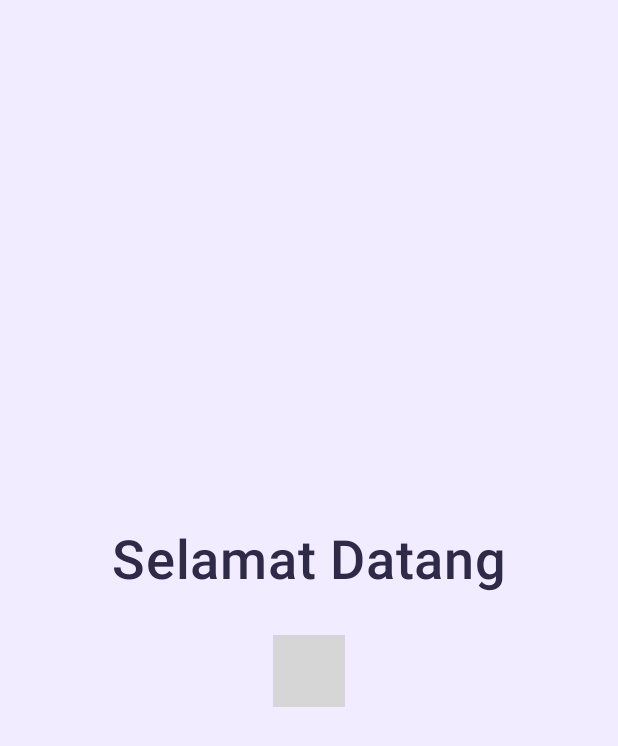
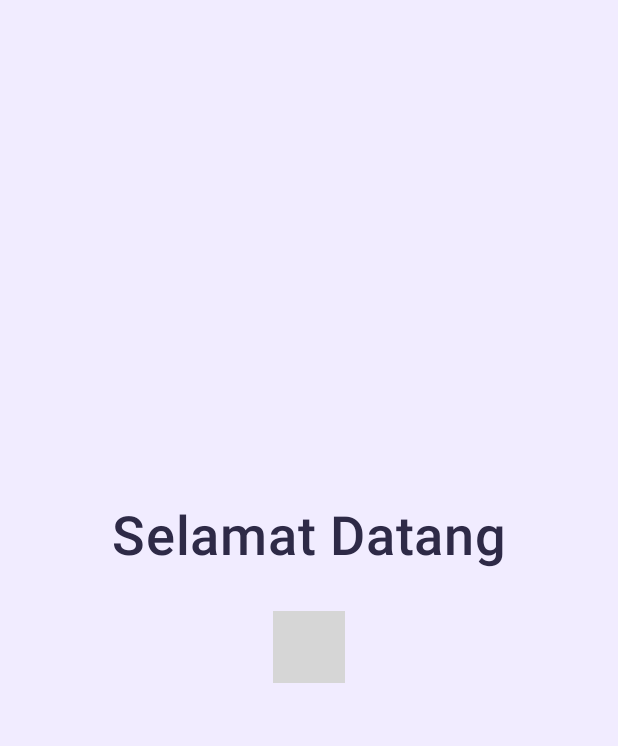
Before and after one commit to asyiraafnufail/QuestNavigasiTugas_079, an Android app built with Jetpack Compose: the composable SplashScreen shown on its own in the app's theme, on a phone screen of 412 x 824 dp. Shown: the top 746 px of the screen. Run offline under Robolectric (Android 15) with nearby library versions, the phone set to English and light mode, and no system bars; 1 statement that could not run was skipped; grey boxes are pictures that could not be loaded.

Commit message:
Menambahkan spacer

```diff
--- a/app/src/main/java/com/example/tugasnavigasi/view/SplashScreen.kt
+++ b/app/src/main/java/com/example/tugasnavigasi/view/SplashScreen.kt
@@ -4,7 +4,9 @@ import androidx.compose.foundation.background
 import androidx.compose.foundation.layout.Arrangement
 import androidx.compose.foundation.layout.Box
 import androidx.compose.foundation.layout.Column
+import androidx.compose.foundation.layout.Spacer
 import androidx.compose.foundation.layout.fillMaxSize
+import androidx.compose.foundation.layout.height
 import androidx.compose.foundation.layout.padding
 import androidx.compose.material3.Text
 import androidx.compose.runtime.Composable
@@ -50,6 +52,7 @@ fun SplashScreen(
                 letterSpacing = 0.5.sp,
                 modifier = Modifier.padding(bottom = 28.dp)
             )
+
             PlanetBadge(
                 title = "CARD-LST",
                 subtitle = "MOBILE APP",
@@ -57,6 +60,8 @@ fun SplashScreen(
                 primary = primary,
                 textColor = textDark
             )
+
+            Spacer(Modifier.height(32.dp))
         }
     }
 }
```
